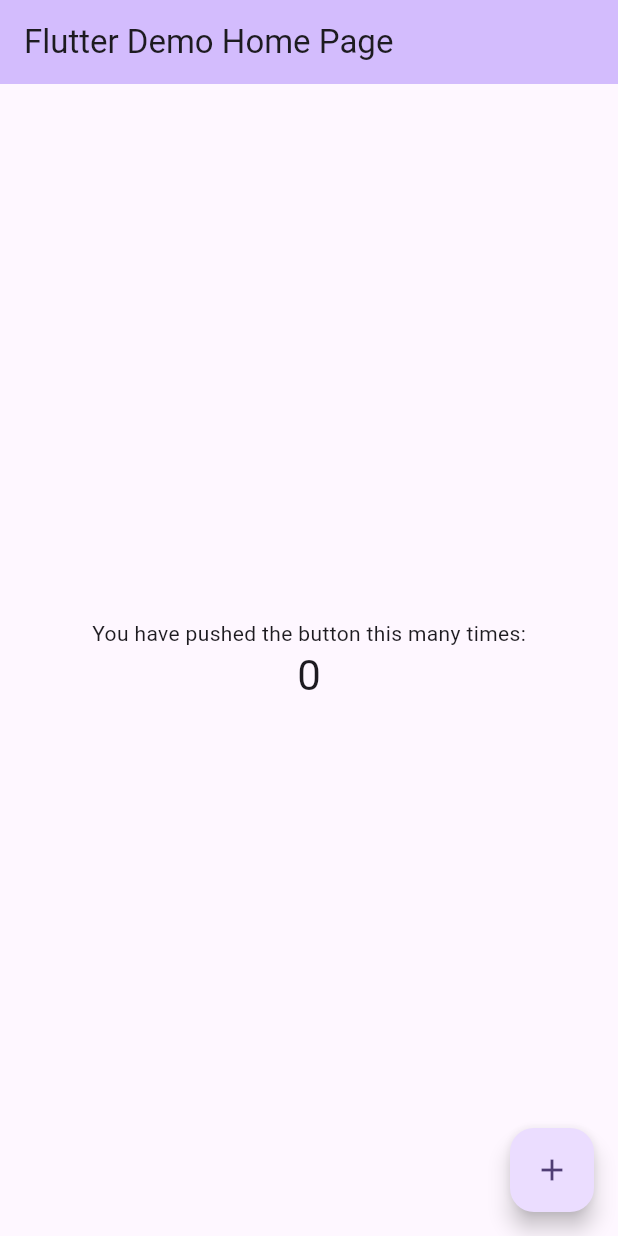
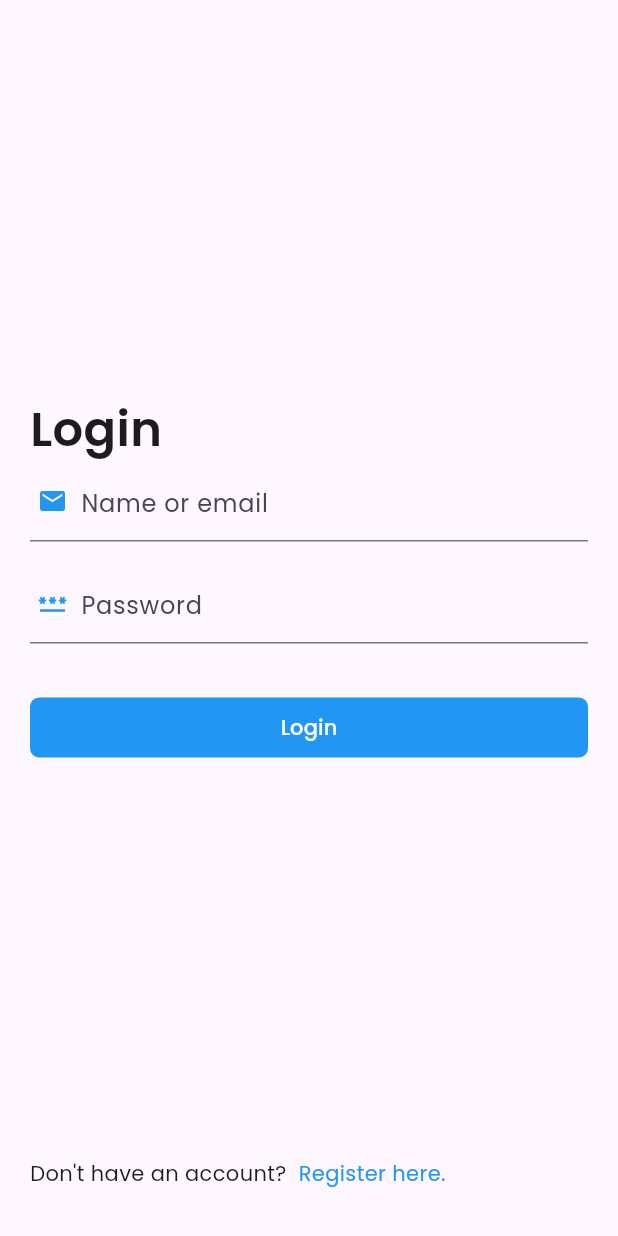
Before and after one commit to JanrayCausaren/authentication, a Flutter app: the screen it shows after launch, on a phone screen of 412 x 824 dp. Run offline on Flutter 3.47's test engine with Material 3 defaults, Android fonts, the phone set to English and light mode, and no system bars; our stand-ins replace go_router.

Commit message:
added fonts and created login screen view

```diff
--- a/lib/main.dart
+++ b/lib/main.dart
@@ -1,4 +1,5 @@
 import 'package:flutter/material.dart';
+import 'package:flutter_app_template/routing/router.dart';
 
 void main() {
   runApp(const MyApp());
@@ -7,116 +8,15 @@ void main() {
 class MyApp extends StatelessWidget {
   const MyApp({super.key});
 
-  // This widget is the root of your application.
   @override
   Widget build(BuildContext context) {
-    return MaterialApp(
-      title: 'Flutter Demo',
+    return MaterialApp.router(
+      title: 'Authentication',
       theme: ThemeData(
-        // This is the theme of your application.
-        //
-        // TRY THIS: Try running your application with "flutter run". You'll see
-        // the application has a purple toolbar. Then, without quitting the app,
-        // try changing the seedColor in the colorScheme below to Colors.green
-        // and then invoke "hot reload" (save your changes or press the "hot
-        // reload" button in a Flutter-supported IDE, or press "r" if you used
-        // the command line to start the app).
-        //
-        // Notice that the counter didn't reset back to zero; the application
-        // state is not lost during the reload. To reset the state, use hot
-        // restart instead.
-        //
-        // This works for code too, not just values: Most code changes can be
-        // tested with just a hot reload.
         colorScheme: ColorScheme.fromSeed(seedColor: Colors.deepPurple),
+        fontFamily: 'Poppins'
       ),
-      home: const MyHomePage(title: 'Flutter Demo Home Page'),
+      routerConfig: router,
     );
   }
 }
-
-class MyHomePage extends StatefulWidget {
-  const MyHomePage({super.key, required this.title});
-
-  // This widget is the home page of your application. It is stateful, meaning
-  // that it has a State object (defined below) that contains fields that affect
-  // how it looks.
-
-  // This class is the configuration for the state. It holds the values (in this
-  // case the title) provided by the parent (in this case the App widget) and
-  // used by the build method of the State. Fields in a Widget subclass are
-  // always marked "final".
-
-  final String title;
-
-  @override
-  State<MyHomePage> createState() => _MyHomePageState();
-}
-
-class _MyHomePageState extends State<MyHomePage> {
-  int _counter = 0;
-
-  void _incrementCounter() {
-    setState(() {
-      // This call to setState tells the Flutter framework that something has
-      // changed in this State, which causes it to rerun the build method below
-      // so that the display can reflect the updated values. If we changed
-      // _counter without calling setState(), then the build method would not be
-      // called again, and so nothing would appear to happen.
-      _counter++;
-    });
-  }
-
-  @override
-  Widget build(BuildContext context) {
-    // This method is rerun every time setState is called, for instance as done
-    // by the _incrementCounter method above.
-    //
-    // The Flutter framework has been optimized to make rerunning build methods
-    // fast, so that you can just rebuild anything that needs updating rather
-    // than having to individually change instances of widgets.
-    return Scaffold(
-      appBar: AppBar(
-        // TRY THIS: Try changing the color here to a specific color (to
-        // Colors.amber, perhaps?) and trigger a hot reload to see the AppBar
-        // change color while the other colors stay the same.
-        backgroundColor: Theme.of(context).colorScheme.inversePrimary,
-        // Here we take the value from the MyHomePage object that was created by
-        // the App.build method, and use it to set our appbar title.
-        title: Text(widget.title),
-      ),
-      body: Center(
-        // Center is a layout widget. It takes a single child and positions it
-        // in the middle of the parent.
-        child: Column(
-          // Column is also a layout widget. It takes a list of children and
-          // arranges them vertically. By default, it sizes itself to fit its
-          // children horizontally, and tries to be as tall as its parent.
-          //
-          // Column has various properties to control how it sizes itself and
-          // how it positions its children. Here we use mainAxisAlignment to
-          // center the children vertically; the main axis here is the vertical
-          // axis because Columns are vertical (the cross axis would be
-          // horizontal).
-          //
-          // TRY THIS: Invoke "debug painting" (choose the "Toggle Debug Paint"
-          // action in the IDE, or press "p" in the console), to see the
-          // wireframe for each widget.
-          mainAxisAlignment: MainAxisAlignment.center,
-          children: <Widget>[
-            const Text('You have pushed the button this many times:'),
-            Text(
-              '$_counter',
-              style: Theme.of(context).textTheme.headlineMedium,
-            ),
-          ],
-        ),
-      ),
-      floatingActionButton: FloatingActionButton(
-        onPressed: _incrementCounter,
-        tooltip: 'Increment',
-        child: const Icon(Icons.add),
-      ), // This trailing comma makes auto-formatting nicer for build methods.
-    );
-  }
-}
--- /dev/null
+++ b/lib/routing/router.dart
@@ -0,0 +1,23 @@
+import 'package:flutter_app_template/routing/routes.dart';
+import 'package:flutter_app_template/ui/auth/login/widgets/login_screen.dart';
+import 'package:flutter_app_template/ui/home/widgets/home_screen.dart';
+import 'package:go_router/go_router.dart';
+
+final router = GoRouter(
+  initialLocation: AppRoutes.login,
+  debugLogDiagnostics: true,
+  routes: [
+    GoRoute(
+      path: AppRoutes.home,
+      builder: (context, state) {
+        return HomeScreen();
+      },
+    ),
+    GoRoute(
+      path: AppRoutes.login,
+      builder: (context, state) {
+        return LoginScreen();
+      },
+    ),
+  ],
+);
--- /dev/null
+++ b/lib/routing/routes.dart
@@ -0,0 +1,5 @@
+abstract class AppRoutes{
+
+  static const home = '/';
+  static const login = '/login';
+}
--- /dev/null
+++ b/lib/ui/auth/login/widgets/auth_textfield.dart
@@ -0,0 +1,41 @@
+import 'package:flutter/material.dart';
+
+class AuthTextField extends StatelessWidget {
+   const AuthTextField({
+    super.key,
+    this.hintText,
+    this.iconData,
+    required this.controller, this.iconSize,
+  });
+
+  final TextEditingController controller;
+
+  final String? hintText;
+  final IconData? iconData;
+  final double? iconSize;
+
+  @override
+  Widget build(BuildContext context) {
+    // print('this is in the textfield');
+    return TextFormField(
+      // style: TextStyle(color: Colors.red),
+      onChanged: (value) => print(value),
+      validator: (value) {
+        return 'jasdf';
+      },
+      decoration: InputDecoration(
+        contentPadding: EdgeInsets.symmetric(vertical: 14),
+        isDense: true,
+        hintText: hintText ?? 'Name or email',
+        prefixIcon: Padding(
+          padding: const EdgeInsets.only(bottom: 2), // tweak this until aligned
+          child: Icon(iconData ?? Icons.email, color: Colors.blue, size: iconSize ?? 20),
+        ),
+        prefixIconConstraints: const BoxConstraints(
+          minWidth: 30, // shrink the default 48px box
+          minHeight: 0,
+        ),
+      ),
+    );
+  }
+}
--- a/lib/ui/auth/login/widgets/login_screen.dart
+++ b/lib/ui/auth/login/widgets/login_screen.dart
@@ -0,0 +1,82 @@
+import 'package:flutter/material.dart';
+import 'package:flutter_app_template/ui/auth/login/widgets/auth_textfield.dart';
+
+class LoginScreen extends StatefulWidget {
+  const LoginScreen({super.key});
+
+  @override
+  State<LoginScreen> createState() => _LoginScreenState();
+}
+
+class _LoginScreenState extends State<LoginScreen> {
+  final _emailController = TextEditingController();
+  final _passwordController = TextEditingController();
+
+  @override
+  Widget build(BuildContext context) {
+    // print('this is in the login Screen');
+    return Scaffold(
+      body: SafeArea(
+        child: Padding(
+          padding: EdgeInsetsGeometry.symmetric(horizontal: 20),
+          child: Column(
+            mainAxisAlignment: MainAxisAlignment.center,
+            crossAxisAlignment: CrossAxisAlignment.start,
+            children: [
+              const Spacer(),
+              Text(
+                'Login',
+                style: TextStyle(fontWeight: FontWeight.w600, fontSize: 32),
+              ),
+              AuthTextField(controller: _emailController),
+              SizedBox(height: 16),
+              AuthTextField(
+                controller: _passwordController,
+                hintText: 'Password',
+                iconData: Icons.password,
+              ),
+              SizedBox(height: 32),
+              ConstrainedBox(
+                constraints: BoxConstraints(maxWidth: 600),
+                child: SizedBox(
+                  width: double.infinity,
+                  child: TextButton(
+                    onPressed: () {
+                      print('button clicked');
+                    },
+                    style: TextButton.styleFrom(
+                      backgroundColor: Colors.blue,
+                      shape: RoundedRectangleBorder(
+                        borderRadius: BorderRadiusGeometry.circular(6),
+                      ),
+                    ),
+                    child: Text('Login', style: TextStyle(color: Colors.white)),
+                  ),
+                ),
+              ),
+              const Spacer(),
+              Padding(
+                padding: const EdgeInsets.only(bottom: 32.0),
+                child: Row(
+                  children: [
+                    Padding(
+                      padding: const EdgeInsets.only(right: 8.0),
+                      child: Text('Don\'t have an account?'),
+                    ),
+                    GestureDetector(
+                      onTap: () {},
+                      child: Text(
+                        'Register here.',
+                        style: TextStyle(color: Colors.blue),
+                      ),
+                    ),
+                  ],
+                ),
+              ),
+            ],
+          ),
+        ),
+      ),
+    );
+  }
+}
--- /dev/null
+++ b/lib/ui/home/widgets/home_screen.dart
@@ -0,0 +1,12 @@
+import 'package:flutter/material.dart';
+
+class HomeScreen extends StatelessWidget {
+  const HomeScreen({super.key});
+
+  @override
+  Widget build(BuildContext context) {
+    return Scaffold(
+
+      body: Center(child: Text('Welcome Home')));
+  }
+}
```
Also changed, not shown: pubspec.yaml (+14 -1 lines), assets/fonts/poppins/Poppins-Bold.ttf (added), assets/fonts/poppins/Poppins-Medium.ttf (added), assets/fonts/poppins/Poppins-Regular.ttf (added), assets/fonts/poppins/Poppins-SemiBold.ttf (added), pubspec.lock, 5 other files.
